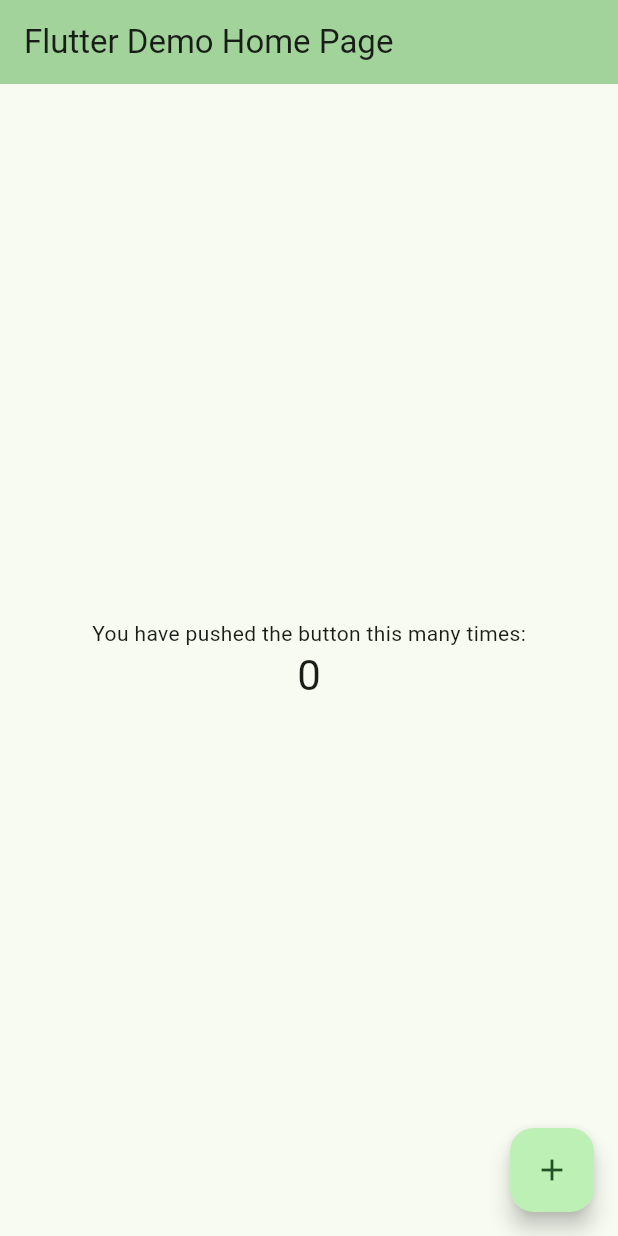
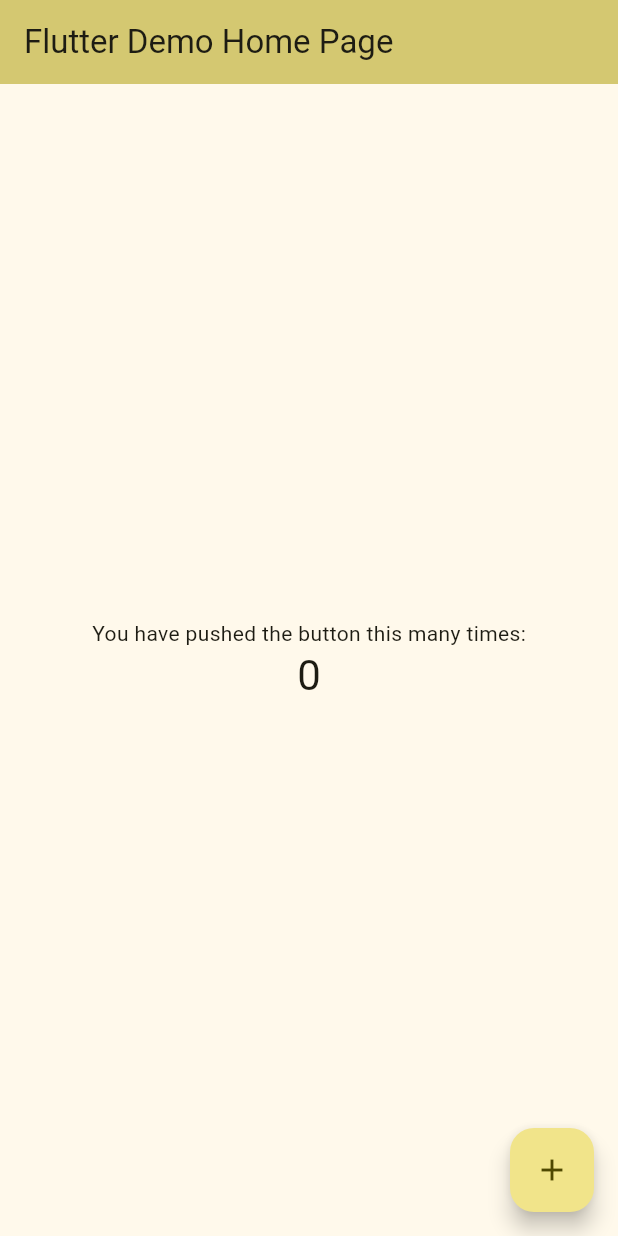
Before and after one commit to shekinahme/shekinah_flutter, a Flutter app: the screen it shows after launch, on a phone screen of 412 x 824 dp. Run offline on Flutter 3.47's test engine with Material 3 defaults, Android fonts, the phone set to English and light mode, and no system bars.

Commit message:
change to yellow

```diff
--- a/lib/main.dart
+++ b/lib/main.dart
@@ -28,7 +28,7 @@ class MyApp extends StatelessWidget {
         //
         // This works for code too, not just values: Most code changes can be
         // tested with just a hot reload.
-        colorScheme: ColorScheme.fromSeed(seedColor: Colors.green),
+        colorScheme: ColorScheme.fromSeed(seedColor: Colors.yellow),
       ),
       home: const MyHomePage(title: 'Flutter Demo Home Page'),
     );
```
